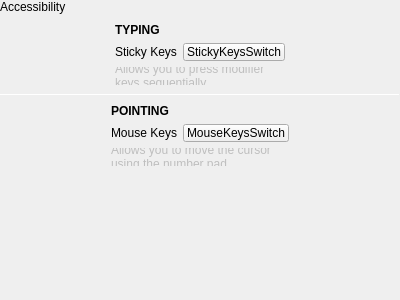
First picture: the form in plugins/AccessibilityPlugin/settings/accessibilitysettingspane.ui, repository theCheeseboard/thedesk, before the edit.
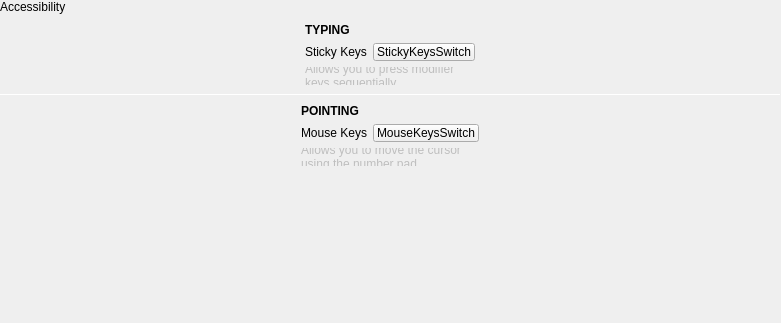
Second picture: the form after the edit. Custom widgets are drawn as their Qt base class.

Diff of the .ui file:
```diff
--- a/plugins/AccessibilityPlugin/settings/accessibilitysettingspane.ui
+++ b/plugins/AccessibilityPlugin/settings/accessibilitysettingspane.ui
@@ -6,8 +6,8 @@
    <rect>
     <x>0</x>
     <y>0</y>
-    <width>400</width>
-    <height>300</height>
+    <width>781</width>
+    <height>323</height>
    </rect>
   </property>
   <property name="windowTitle">
@@ -49,8 +49,8 @@
        <rect>
         <x>0</x>
         <y>0</y>
-        <width>400</width>
-        <height>283</height>
+        <width>781</width>
+        <height>306</height>
        </rect>
       </property>
       <layout class="QVBoxLayout" name="verticalLayout_2">
```
